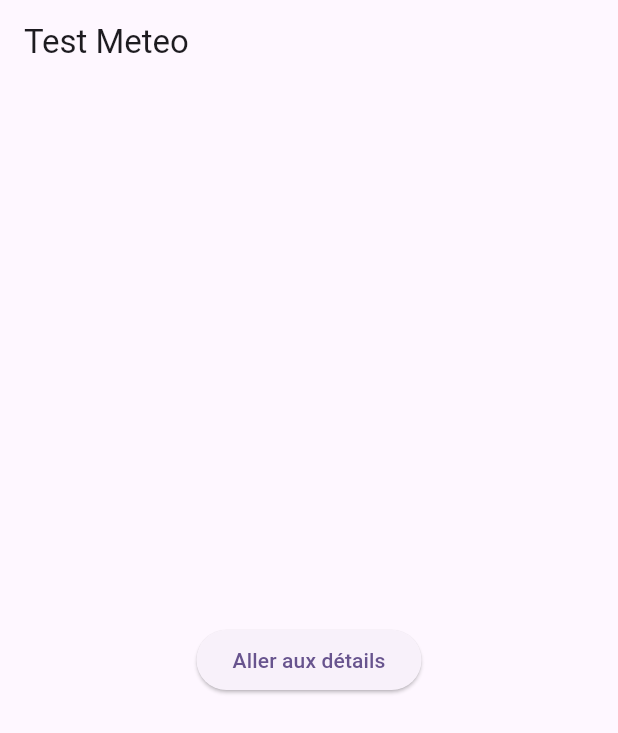
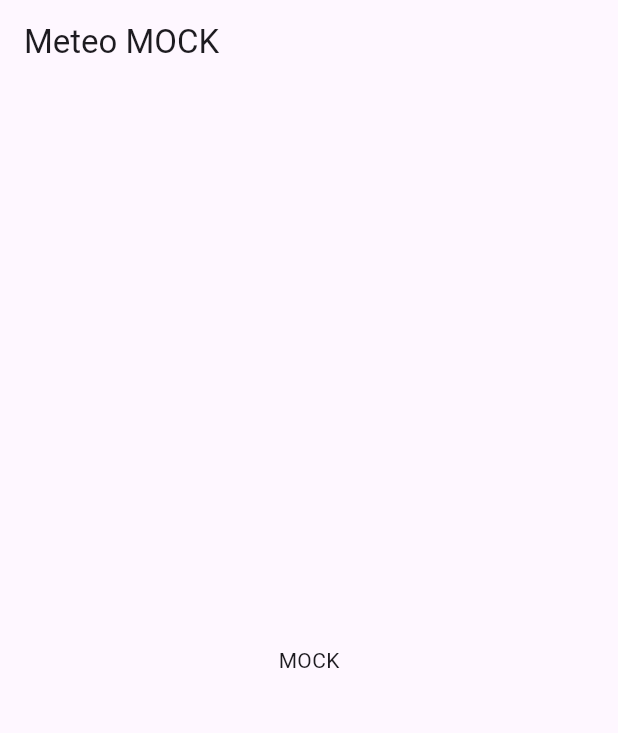
Before and after one commit to app-createur-pro/test_meteo, a Flutter app: the screen it shows after launch, on a phone screen of 412 x 824 dp. Shown: the top 733 px of the screen. Run offline on Flutter 3.47's test engine with Material 3 defaults, Android fonts, the phone set to English and light mode, and no system bars; our stand-ins replace easy_localization, go_router.

Commit message:
core: flavor config

```diff
--- a/assets/translations/en.json
+++ b/assets/translations/en.json
@@ -1,3 +1,3 @@
 {
-  "app_name": "Test Meteo"
+  "app_name": "Meteo"
 }
--- a/assets/translations/fr.json
+++ b/assets/translations/fr.json
@@ -1,3 +1,3 @@
 {
-  "app_name": "Test Météo"
+  "app_name": "Météo"
 }
--- a/lib/app.dart
+++ b/lib/app.dart
@@ -1,5 +1,6 @@
 import 'package:easy_localization/easy_localization.dart';
 import 'package:flutter/material.dart';
+import 'package:test_meteo/core/flavors/flavors_config.dart';
 
 import 'core/navigation/app_router.dart';
 
@@ -18,6 +19,7 @@ class App extends StatelessWidget {
       locale: context.locale,
       supportedLocales: context.supportedLocales,
       localizationsDelegates: context.localizationDelegates,
+      debugShowCheckedModeBanner: FlavorsConfig.isMock,
     );
   }
 }
--- /dev/null
+++ b/lib/core/flavors/flavor.dart
@@ -0,0 +1,4 @@
+enum Flavor {
+  mock,
+  prod,
+}
--- /dev/null
+++ b/lib/core/flavors/flavors_config.dart
@@ -0,0 +1,14 @@
+import 'flavor.dart';
+
+class FlavorsConfig {
+  final Flavor flavor;
+  static late FlavorsConfig instance;
+
+  FlavorsConfig._internal(this.flavor);
+
+  static void init(Flavor flavor) {
+    instance = FlavorsConfig._internal(flavor);
+  }
+
+  static bool get isMock => instance.flavor == Flavor.mock;
+}
--- a/lib/features/weather/presentation/weather_page.dart
+++ b/lib/features/weather/presentation/weather_page.dart
@@ -1,5 +1,7 @@
 import 'package:easy_localization/easy_localization.dart';
 import 'package:flutter/material.dart';
+
+import '../../../core/flavors/flavors_config.dart';
 
 class WeatherPage extends StatelessWidget {
   const WeatherPage({super.key});
@@ -7,12 +9,12 @@ class WeatherPage extends StatelessWidget {
   @override
   Widget build(BuildContext context) {
     return Scaffold(
-      appBar: AppBar(title: Text('app_name'.tr())),
+      appBar: AppBar(
+        title: Text(
+            "${'app_name'.tr()} ${FlavorsConfig.isMock ? "MOCK" : "PROD"}"),
+      ),
       body: Center(
-        child: ElevatedButton(
-          onPressed: () {},
-          child: const Text('Aller aux détails'),
-        ),
+        child: Text(FlavorsConfig.isMock ? "MOCK" : "PROD"),
       ),
     );
   }
--- a/lib/main.dart
+++ b/lib/main.dart
@@ -2,9 +2,16 @@ import 'package:easy_localization/easy_localization.dart';
 import 'package:flutter/material.dart';
 
 import 'app.dart';
+import 'core/flavors/flavor.dart';
+import 'core/flavors/flavors_config.dart';
 import 'core/navigation/locales.dart';
 
 void main() async {
+  FlavorsConfig.init(Flavor.mock);
+  await initApp();
+}
+
+Future<void> initApp() async {
   WidgetsFlutterBinding.ensureInitialized();
   await EasyLocalization.ensureInitialized();
 
--- /dev/null
+++ b/lib/main_mock.dart
@@ -0,0 +1,8 @@
+import 'core/flavors/flavor.dart';
+import 'core/flavors/flavors_config.dart';
+import 'main.dart';
+
+void main() async {
+  FlavorsConfig.init(Flavor.mock);
+  await initApp();
+}
```
Also changed, not shown: lib/main_prod.dart (added, +8 -0 lines), 1 other file.
